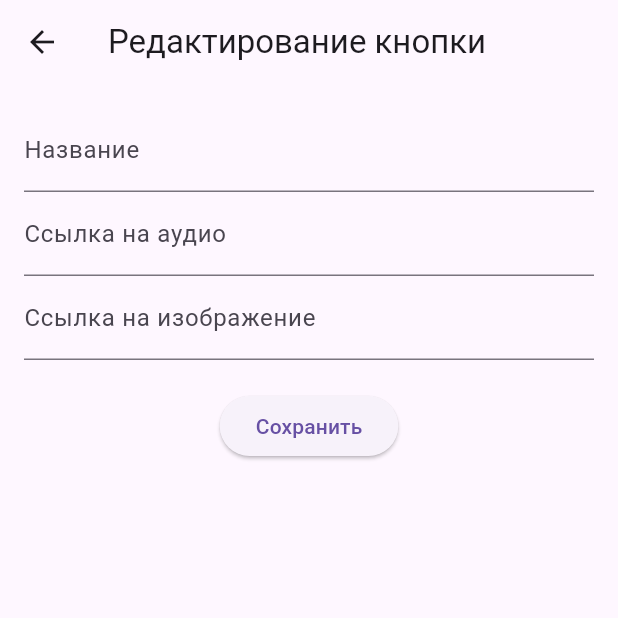
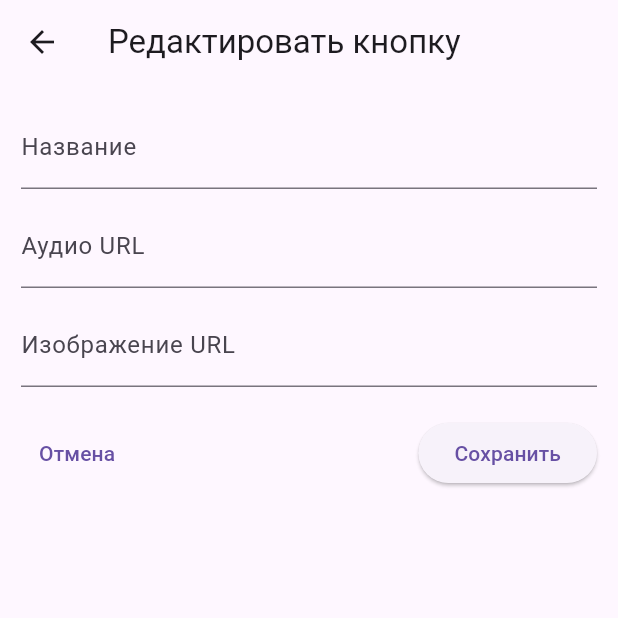
Before and after one commit to dench1k1ng/gays_project, a Flutter app: the EditButtonScreen screen opened directly with empty values, on a phone screen of 412 x 824 dp, the top half of it. Run offline on Flutter 3.47's test engine with Material 3 defaults, Android fonts, the phone set to English and light mode, and no system bars; our stand-ins replace audioplayers, dio, flutter_svg, shared_preferences; accounts and stored records are empty; network calls fail.

Commit message:
fix edit screen

```diff
--- /dev/null
+++ b/devtools_options.yaml
@@ -0,0 +1,3 @@
+description: This file stores settings for Dart & Flutter DevTools.
+documentation: https://docs.flutter.dev/tools/devtools/extensions#configure-extension-enablement-states
+extensions:
--- a/lib/screens/edit_soundbutton_screen.dart
+++ b/lib/screens/edit_soundbutton_screen.dart
@@ -32,42 +32,63 @@ class _EditButtonScreenState extends State<EditButtonScreen> {
   }
 
   void _saveChanges() {
-    // Здесь можно добавить логику сохранения изменений в API
     print("Изменения сохранены:");
     print("Название: ${_titleController.text}");
     print("Аудио: ${_audioController.text}");
     print("Изображение: ${_imageController.text}");
 
-    Navigator.pop(context); // Закрываем экран редактирования
+    Navigator.pop(context);
   }
 
   @override
   Widget build(BuildContext context) {
-    return Scaffold(
-      appBar: AppBar(title: Text("Редактирование кнопки")),
-      body: Padding(
-        padding: const EdgeInsets.all(16.0),
+    return GestureDetector(
+      onTap: () => FocusScope.of(context).unfocus(), // ✅ Close keyboard on tap
+      child: Scaffold(
+        resizeToAvoidBottomInset: true, // ✅ Prevents overflow
+        appBar: AppBar(title: Text("Редактировать кнопку")),
+        body: SingleChildScrollView(
+          child: Padding(
+            padding: const EdgeInsets.all(14.0),
             child: Column(
+              crossAxisAlignment: CrossAxisAlignment.start,
               children: [
                 TextField(
                   controller: _titleController,
                   decoration: InputDecoration(labelText: "Название"),
                 ),
+                const SizedBox(height: 10),
                 TextField(
                   controller: _audioController,
-              decoration: InputDecoration(labelText: "Ссылка на аудио"),
+                  decoration: InputDecoration(labelText: "Аудио URL"),
                 ),
+                const SizedBox(height: 10),
                 TextField(
                   controller: _imageController,
-              decoration: InputDecoration(labelText: "Ссылка на изображение"),
+                  decoration: InputDecoration(labelText: "Изображение URL"),
                 ),
                 const SizedBox(height: 20),
+                Row(
+                  mainAxisAlignment: MainAxisAlignment.spaceBetween,
+                  children: [
+                    TextButton(
+                      onPressed: () => Navigator.pop(context),
+                      child: Text("Отмена"),
+                    ),
                     ElevatedButton(
                       onPressed: _saveChanges,
                       child: const Text("Сохранить"),
                     ),
                   ],
                 ),
+                SizedBox(
+                    height: MediaQuery.of(context)
+                        .viewInsets
+                        .bottom), // ✅ Fix for bottom spacing
+              ],
+            ),
+          ),
+        ),
       ),
     );
   }
```
Also changed, not shown: lib/screens/change_color_screen.dart (added, +89 -0 lines), lib/screens/home_screen.dart (+85 -26 lines), lib/widgets/sound_button.dart (+10 -6 lines), 4 other files. Lines whose indentation alone changed are shown as unchanged.
